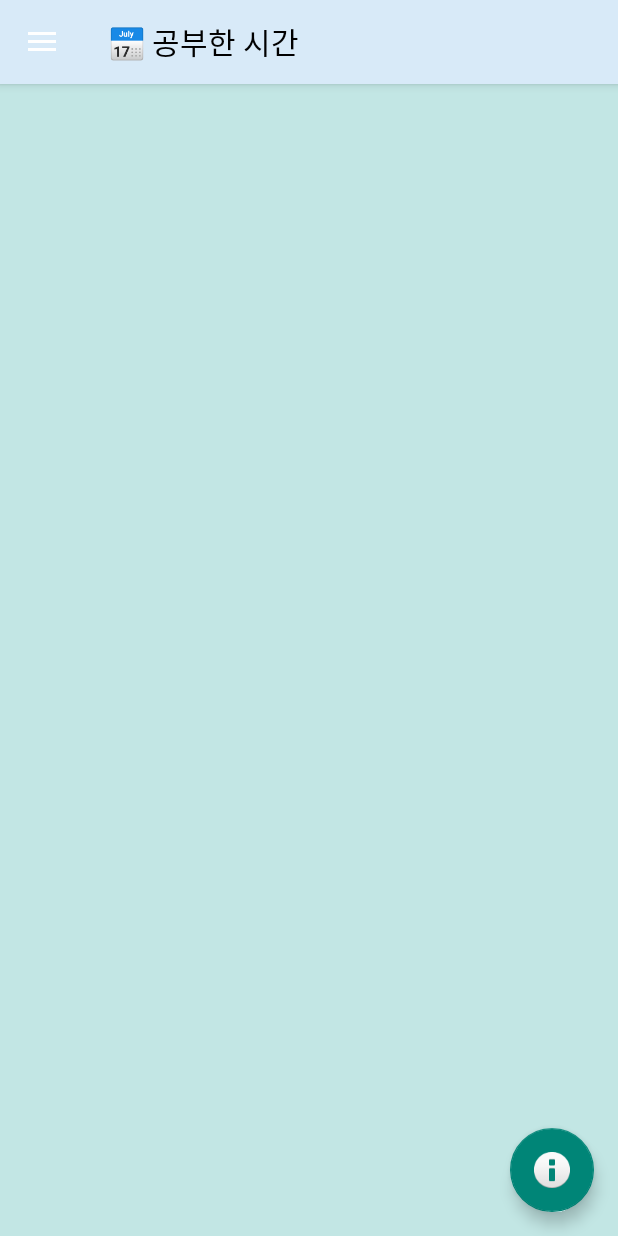
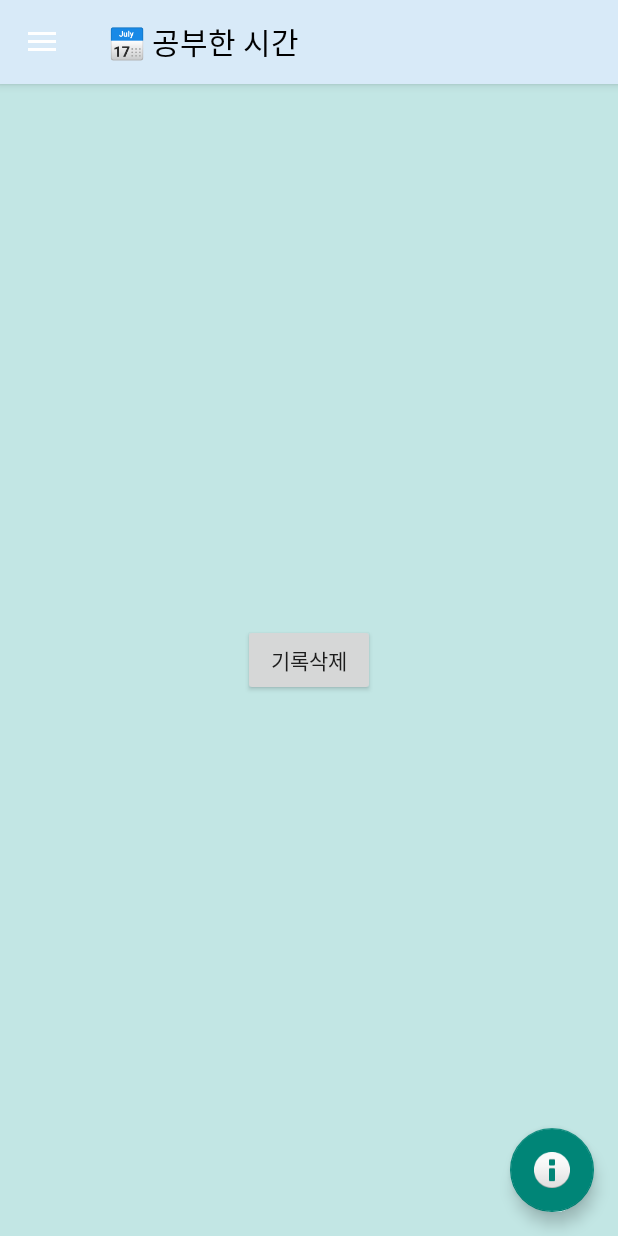
Before and after one commit to DDH-975/FocusPom, an Android app: the screen it shows after launch (MainActivity2), on a phone screen of 412 x 824 dp. Run offline under Robolectric (Android 15) with nearby library versions, the phone set to English and light mode, and no system bars; our stand-ins replace navigation-ui; Roboto replaces fonts that are not available here.

Commit message:
쿼리(delete) 테스트용 버튼 추가

```diff
--- a/app/src/main/res/layout/fragment_home.xml
+++ b/app/src/main/res/layout/fragment_home.xml
@@ -8,4 +8,15 @@
     tools:context=".ui.home.HomeFragment">
 
 
+    <Button
+        android:id="@+id/btn_deleteData"
+        android:layout_width="wrap_content"
+        android:layout_height="wrap_content"
+        android:text="기록삭제"
+        app:layout_constraintBottom_toBottomOf="parent"
+        app:layout_constraintEnd_toEndOf="parent"
+        app:layout_constraintHorizontal_bias="0.5"
+        app:layout_constraintStart_toStartOf="parent"
+        app:layout_constraintTop_toTopOf="parent"
+        app:layout_constraintVertical_bias="0.5" />
 </androidx.constraintlayout.widget.ConstraintLayout>
```
